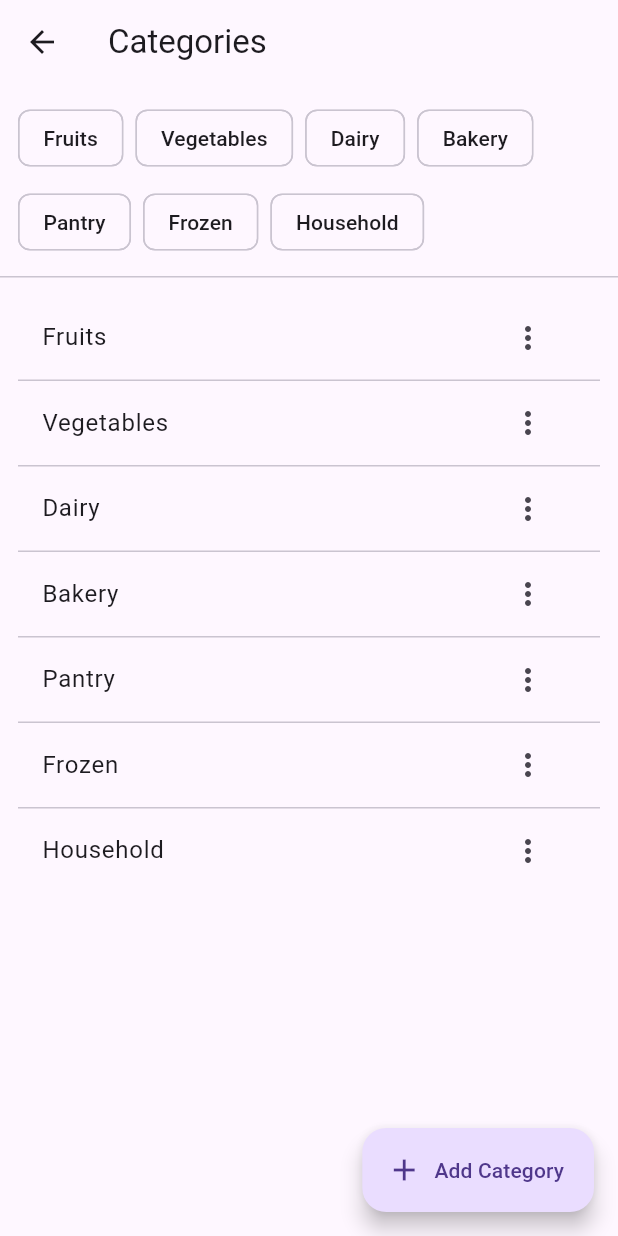
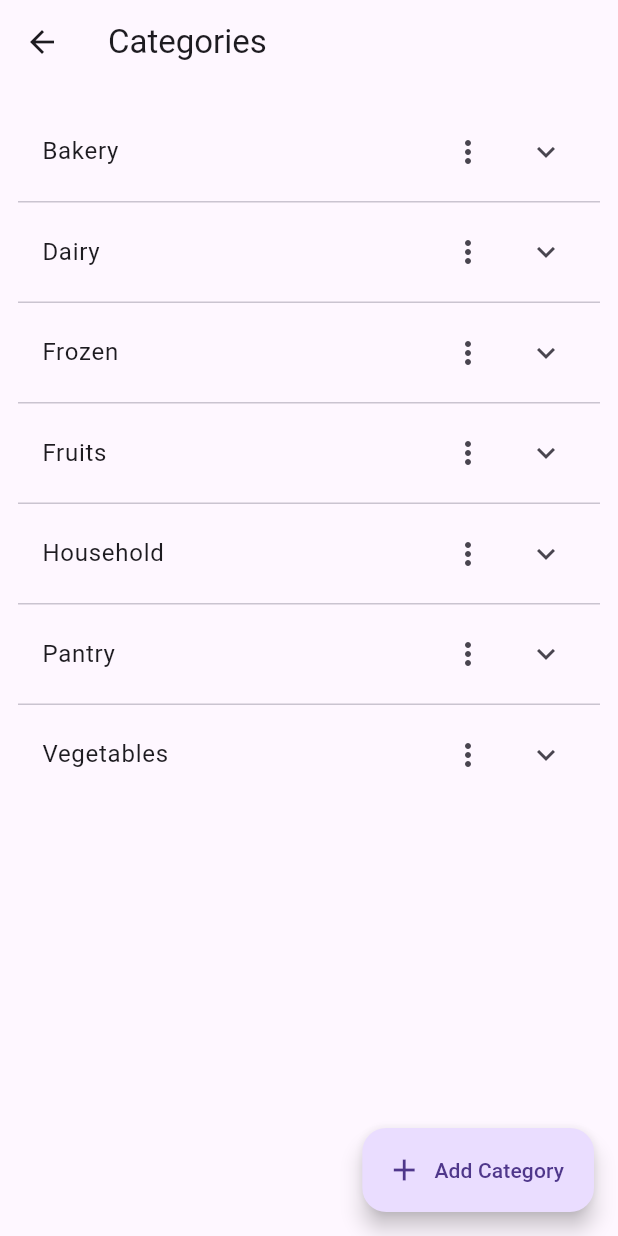
Before and after one commit to sseid4/smart_grocery_list, a Flutter app: the CategoriesScreen screen opened by its route, on a phone screen of 412 x 824 dp. Run offline on Flutter 3.47's test engine with Material 3 defaults, Android fonts, the phone set to English and light mode, and no system bars; our stand-ins replace sqflite; accounts and stored records are empty.

Commit message:
Add featurer in category to list items for each sections

```diff
--- a/grocery_list/lib/screens/categories_screen.dart
+++ b/grocery_list/lib/screens/categories_screen.dart
@@ -1,4 +1,8 @@
+
 import 'package:flutter/material.dart';
+import '../services/in_memory_repo.dart';
+
+import 'edit_detail_screen.dart';
 
 
 class CategoriesScreen extends StatefulWidget {
@@ -108,43 +112,39 @@ class _CategoriesScreenState extends State<CategoriesScreen> {
       appBar: AppBar(title: const Text('Categories')),
       body: LayoutBuilder(
         builder: (context, constraints) {
-          final isWide = constraints.maxWidth >= 600;
+          // single-column list; responsiveness handled by ExpansionTile width
 
-          Widget chipsPanel = Padding(
-            padding: const EdgeInsets.all(12.0),
-            child: Wrap(
-              spacing: 8,
-              runSpacing: 8,
-              children: _categories.map((c) {
-                return GestureDetector(
-                  onLongPress: () {
-                    final idx = _categories.indexOf(c);
-                    _showRenameDialog(idx);
-                  },
-                  child: ActionChip(
-                    label: Text(c),
-                    onPressed: () {
-                      ScaffoldMessenger.of(context).showSnackBar(SnackBar(content: Text('Filter by: $c')));
-                    },
-                  ),
-                );
-              }).toList(),
-            ),
-          );
+          // Build a single list of categories (merge declared categories with
+          // any categories present on items so we don't hide categories used by items).
+          final repoItems = InMemoryRepo.instance.items.value;
+          final catSet = <String>{};
+          catSet.addAll(_categories.where((c) => c.isNotEmpty));
+          for (var it in repoItems) {
+            if (it.category.isNotEmpty) catSet.add(it.category);
+          }
+          final categories = catSet.toList()..sort();
 
-          Widget listPanel = Expanded(
-            child: ListView.separated(
+          Widget listPanel = ListView.separated(
               padding: const EdgeInsets.all(12),
-              itemCount: _categories.length,
+              itemCount: categories.length,
               separatorBuilder: (_, __) => const Divider(height: 1),
               itemBuilder: (ctx, i) {
-                final name = _categories[i];
-                return ListTile(
-                  title: Text(name),
-                  trailing: PopupMenuButton<String>(
+                final name = categories[i];
+                // Items for this category (case-insensitive match)
+                final itemsForCat = repoItems.where((it) => it.category.toLowerCase() == name.toLowerCase()).toList();
+
+                return ExpansionTile(
+                  title: Row(children: [Expanded(child: Text(name)), PopupMenuButton<String>(
                     onSelected: (value) {
                       if (value == 'rename') {
-                        _showRenameDialog(i);
+                        final idx = _categories.indexOf(name);
+                        // If name not in the editable list, append then rename on add
+                        if (idx == -1) {
+                          setState(() => _categories.add(name));
+                          _showRenameDialog(_categories.indexOf(name));
+                        } else {
+                          _showRenameDialog(idx);
+                        }
                       } else if (value == 'delete') {
                         showDialog<bool>(
                           context: context,
@@ -157,7 +157,11 @@ class _CategoriesScreenState extends State<CategoriesScreen> {
                             ],
                           ),
                         ).then((confirmed) {
-                          if (confirmed == true) _deleteCategory(i);
+                          if (confirmed == true) {
+                            final idx = _categories.indexOf(name);
+                            if (idx != -1) _deleteCategory(idx);
+                            ScaffoldMessenger.of(context).showSnackBar(SnackBar(content: Text('Category "$name" deleted')));
+                          }
                         });
                       }
                     },
@@ -165,31 +169,24 @@ class _CategoriesScreenState extends State<CategoriesScreen> {
                       PopupMenuItem(value: 'rename', child: Text('Rename')),
                       PopupMenuItem(value: 'delete', child: Text('Delete')),
                     ],
-                  ),
+                  )]),
+                  children: itemsForCat.isEmpty
+                      ? [Padding(padding: const EdgeInsets.all(12), child: Text('No items in "$name"'))]
+                      : itemsForCat.map((it) => ListTile(
+                            leading: Checkbox(value: it.purchased, onChanged: (_) => InMemoryRepo.instance.togglePurchased(it.id)),
+                            title: Text(it.name),
+                            subtitle: Text('Qty: ${it.quantity} • \$${it.price.toStringAsFixed(2)}'),
+                            trailing: Row(mainAxisSize: MainAxisSize.min, children: [
+                              IconButton(icon: const Icon(Icons.edit), onPressed: () => Navigator.push(context, MaterialPageRoute(builder: (_) => EditDetailScreen(item: it)))),
+                              IconButton(icon: const Icon(Icons.delete), onPressed: () { InMemoryRepo.instance.deleteItem(it.id); ScaffoldMessenger.of(context).showSnackBar(SnackBar(content: Text('${it.name} deleted'))); }),
+                            ]),
+                          )).toList(),
                 );
               },
-            ),
-          );
+            );
 
-          if (isWide) {
-            return Row(
-              crossAxisAlignment: CrossAxisAlignment.start,
-              children: [
-                SizedBox(width: constraints.maxWidth * 0.45, child: chipsPanel),
-                const VerticalDivider(width: 1),
-                Expanded(child: listPanel),
-              ],
-            );
-          }
-
-          return Column(
-            crossAxisAlignment: CrossAxisAlignment.start,
-            children: [
-              chipsPanel,
-              const Divider(height: 1),
-              Expanded(child: listPanel),
-            ],
-          );
+          // Single list view: show categories (ExpansionTiles) full width.
+          return listPanel;
         },
       ),
       floatingActionButton: FloatingActionButton.extended(
```
Also changed, not shown: grocery_list/lib/screens/category_items_screen.dart (added, +62 -0 lines).
